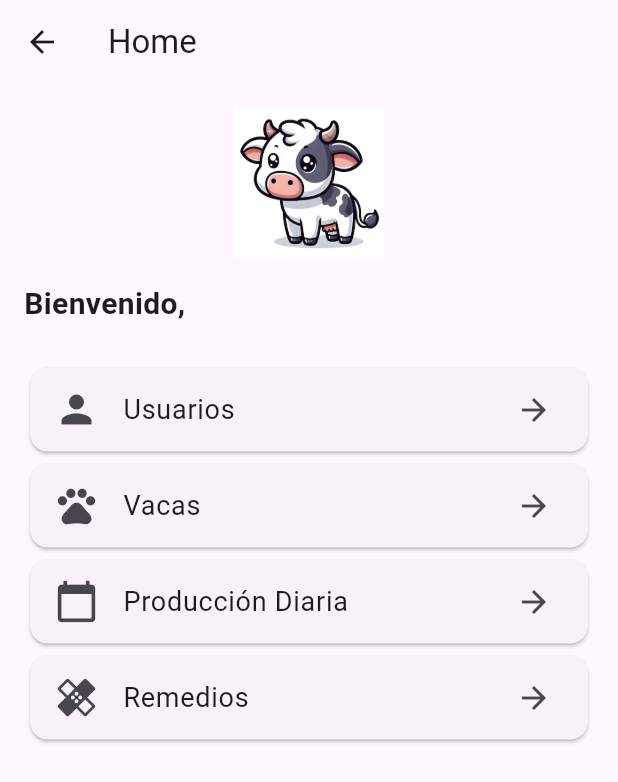
After one commit to titorjs/control_vacario_app, a Flutter app: the HomeScreen screen opened by its route, on a phone screen of 412 x 824 dp. The commit adds this screen. Shown: the top 782 px of the screen. Run offline on Flutter 3.47's test engine with Material 3 defaults, Android fonts, the light colour scheme and no system bars; our stand-ins replace flutter_secure_storage; accounts and stored records are empty.

Commit message:
feat: login persistance, menu

```diff
--- /dev/null
+++ b/lib/presentation/screens/home_screen.dart
@@ -0,0 +1,80 @@
+import 'package:flutter/material.dart';
+import '../../utils/user_session.dart';
+
+class HomeScreen extends StatefulWidget {
+  @override
+  _HomeScreenState createState() => _HomeScreenState();
+}
+
+class _HomeScreenState extends State<HomeScreen> {
+  String? userName;
+  String? userLastname;
+
+  @override
+  void initState() {
+    super.initState();
+    _loadUserInfo();
+  }
+
+  Future<void> _loadUserInfo() async {
+    final session = UserSession();
+    userName = await session.getUserName();
+    userLastname = await session.getUserLastname();
+    setState(() {}); // Actualiza la interfaz con los datos obtenidos
+  }
+
+  @override
+  Widget build(BuildContext context) {
+    return Scaffold(
+      appBar: AppBar(
+        title: Text('Home'),
+      ),
+      body: Padding(
+        padding: const EdgeInsets.all(16.0),
+        child: Column(
+          crossAxisAlignment: CrossAxisAlignment.start,
+          children: [
+            // Imagen de la vaca
+            Center(
+              child: Image.asset(
+                'assets/images/vaca-logo.jpg', // Cambia por el nombre de tu imagen de la vaca
+                height: 100,
+              ),
+            ),
+            SizedBox(height: 16),
+            // Información del usuario
+            Text(
+              'Bienvenido, ${userName ?? ''} ${userLastname ?? ''}',
+              style: TextStyle(fontSize: 20, fontWeight: FontWeight.bold),
+            ),
+            SizedBox(height: 24),
+            // Menú de opciones
+            Expanded(
+              child: ListView(
+                children: [
+                  _buildMenuItem(context, 'Usuarios', Icons.person, '/users'),
+                  _buildMenuItem(context, 'Vacas', Icons.pets, '/cows'),
+                  _buildMenuItem(context, 'Producción Diaria', Icons.calendar_today, '/daily_production'),
+                  _buildMenuItem(context, 'Remedios', Icons.healing, '/remedies'),
+                ],
+              ),
+            ),
+          ],
+        ),
+      ),
+    );
+  }
+
+  Widget _buildMenuItem(BuildContext context, String title, IconData icon, String route) {
+    return Card(
+      child: ListTile(
+        leading: Icon(icon, size: 30),
+        title: Text(title, style: TextStyle(fontSize: 18)),
+        trailing: Icon(Icons.arrow_forward),
+        onTap: () {
+          Navigator.pushNamed(context, route); // Navega a la ruta especificada
+        },
+      ),
+    );
+  }
+}
```
Also changed, not shown: lib/main.dart (+14 -1 lines), lib/presentation/screens/cow_screen.dart (added, +17 -0 lines), lib/presentation/screens/daily_production_screen.dart (added, +17 -0 lines), lib/presentation/screens/login_screen.dart (+19 -13 lines), lib/presentation/screens/remedios_screen.dart (added, +17 -0 lines), lib/presentation/screens/users_screen.dart (added, +17 -0 lines).
